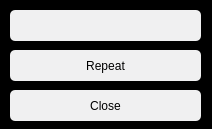
First picture: the form in QT templates/alert.ui, repository readytow0rk/timer-weather, before the edit.
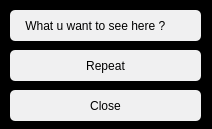
Second picture: the form after the edit. Icons and pictures are not drawn.

The edit to the form file:
```diff
--- a/QT templates/alert.ui
+++ b/QT templates/alert.ui
@@ -38,27 +38,6 @@
     <set>QDialogButtonBox::Cancel|QDialogButtonBox::Ok</set>
    </property>
   </widget>
-  <widget class="QLineEdit" name="remi">
-   <property name="geometry">
-    <rect>
-     <x>10</x>
-     <y>10</y>
-     <width>191</width>
-     <height>31</height>
-    </rect>
-   </property>
-   <property name="styleSheet">
-    <string notr="true">QLineEdit {
-
-border-radius:5px;
-background-color:rgb(240, 240, 241)
-
-}</string>
-   </property>
-   <property name="text">
-    <string/>
-   </property>
-  </widget>
   <widget class="QPushButton" name="pushButton">
    <property name="geometry">
     <rect>
@@ -109,6 +88,25 @@
     <string>Close</string>
    </property>
   </widget>
+  <widget class="QLineEdit" name="lineEdit">
+   <property name="geometry">
+    <rect>
+     <x>10</x>
+     <y>10</y>
+     <width>191</width>
+     <height>31</height>
+    </rect>
+   </property>
+   <property name="styleSheet">
+    <string notr="true">QLineEdit {
+border-radius:5px;
+background-color:rgb(240, 240, 241)
+}</string>
+   </property>
+   <property name="text">
+    <string>    What u want to see here ?</string>
+   </property>
+  </widget>
  </widget>
  <resources/>
  <connections>
```
Left out of the diff: 2 changed lines with no effect on the pictures.
